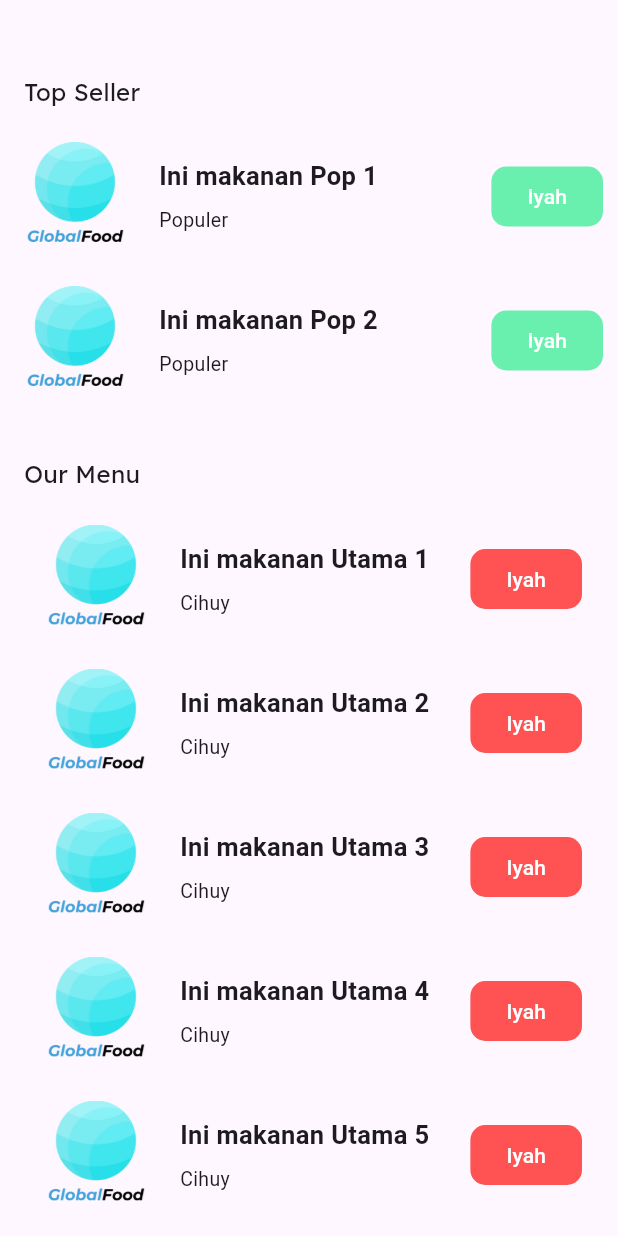
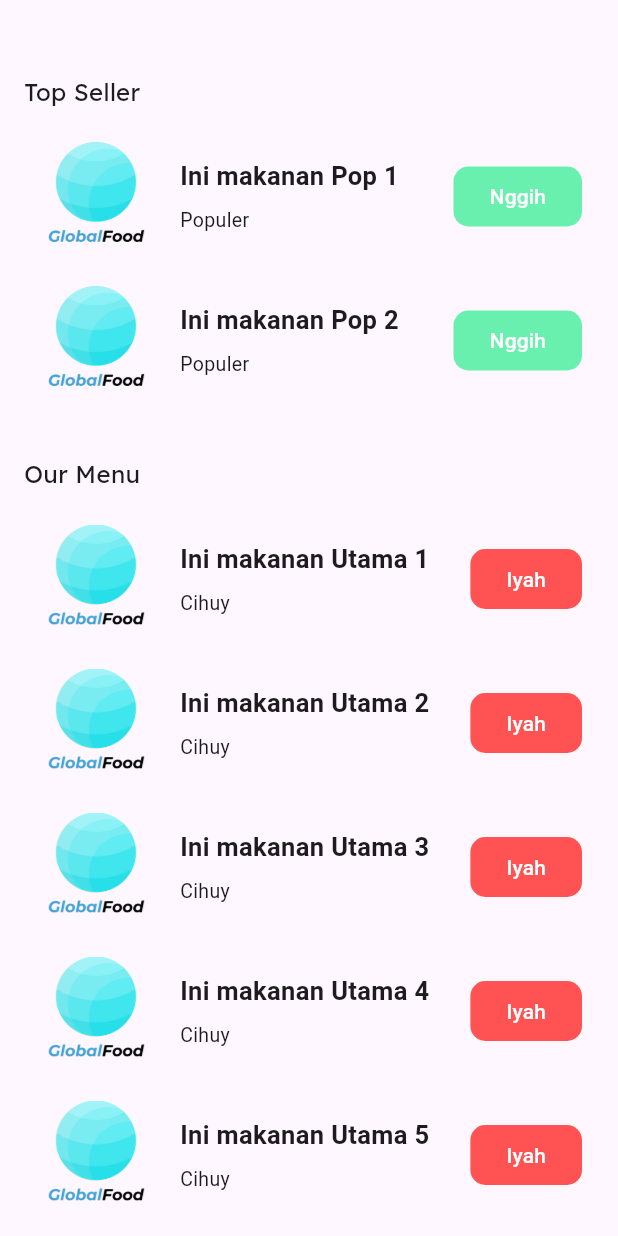
Before and after one commit to M2NVMe/globalfoodflutter, a Flutter app: the foodsFragment screen opened directly, on a phone screen of 412 x 824 dp. Run offline on Flutter 3.47's test engine with Material 3 defaults, Android fonts, the phone set to English and light mode, and no system bars; our stand-ins replace another_flutter_splash_screen, get.

Commit message:
[BBW] Menu and Content Controller

```diff
--- a/lib/Pages/Menus/foods.dart
+++ b/lib/Pages/Menus/foods.dart
@@ -27,7 +27,7 @@ class foodsFragment extends StatelessWidget {
             Container(
               height: 200,
               child: Padding(
-                padding: const EdgeInsets.symmetric(horizontal: 0),
+                padding: const EdgeInsets.symmetric(horizontal: 14),
                 child: Obx(() {
                   return ListView.builder(
                     itemCount: datas.popularitem.length,
--- a/lib/datas/DatasController.dart
+++ b/lib/datas/DatasController.dart
@@ -44,8 +44,9 @@ class datascontroller extends GetxController {
 
   void loadpopular() {
     popularitem.addAll([
-      CustomListItem(image: "lib/drawable/Logo.png", title: "Ini makanan Pop 1", description: "Populer", buttonText: "Iyah", buttonColor: Colors.greenAccent, buttonTextColor: Colors.white, onButtonPressed: () {}),
-      CustomListItem(image: "lib/drawable/Logo.png", title: "Ini makanan Pop 2", description: "Populer", buttonText: "Iyah", buttonColor: Colors.greenAccent, buttonTextColor: Colors.white, onButtonPressed: () {}),
+      CustomListItem(image: "lib/drawable/Logo.png", title: "Ini makanan Pop 1", description: "Populer", buttonText: "Nggih", buttonColor: Colors.greenAccent, buttonTextColor: Colors.white, onButtonPressed: () {}),
+      CustomListItem(image: "lib/drawable/Logo.png", title: "Ini makanan Pop 2", description: "Populer", buttonText: "Nggih", buttonColor: Colors.greenAccent, buttonTextColor: Colors.white, onButtonPressed: () {}),
+      CustomListItem(image: "lib/drawable/Logo.png", title: "Ini makanan Pop 3", description: "Populer", buttonText: "Nggih", buttonColor: Colors.greenAccent, buttonTextColor: Colors.white, onButtonPressed: () {}),
     ]);
 
   }
```
